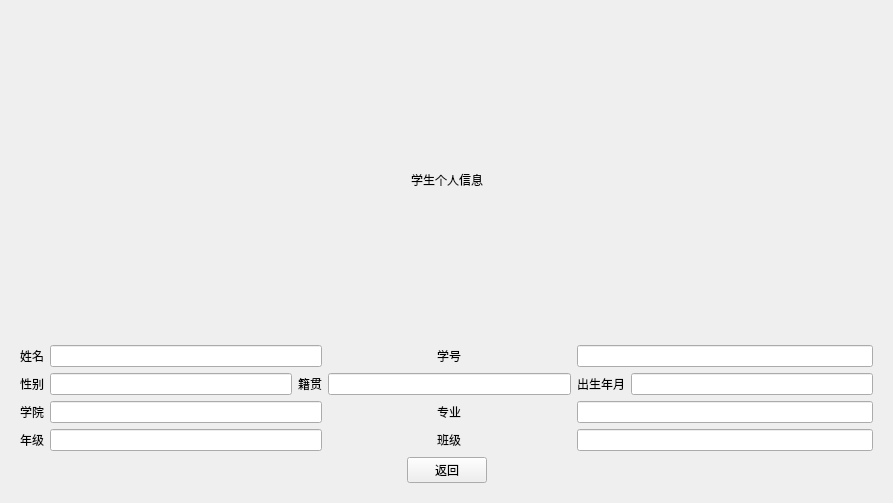
Old version of the form student.ui in the repository Database-Course-Developers/Educational_Administration_System.
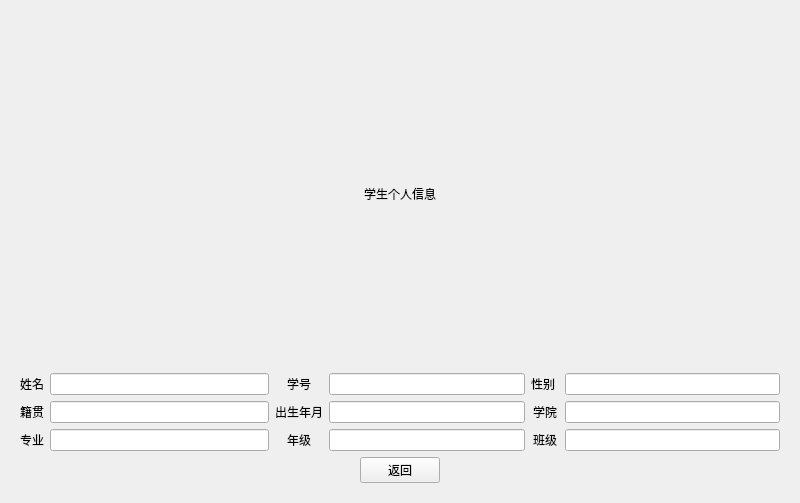
New version of the form. The open tabs and pages were chosen to show the change.

What changed in the file:
```diff
--- a/student.ui
+++ b/student.ui
@@ -6,7 +6,7 @@
    <rect>
     <x>0</x>
     <y>0</y>
-    <width>893</width>
+    <width>800</width>
     <height>503</height>
    </rect>
   </property>
@@ -179,96 +179,135 @@
         </layout>
        </item>
        <item>
-        <layout class="QGridLayout" name="gridLayout_2">
-         <item row="3" column="0">
-          <widget class="QLabel" name="label_12">
-           <property name="text">
-            <string>年级</string>
-           </property>
-          </widget>
-         </item>
-         <item row="3" column="3" alignment="Qt::AlignHCenter">
-          <widget class="QLabel" name="label_13">
-           <property name="text">
-            <string>班级</string>
-           </property>
-          </widget>
-         </item>
-         <item row="1" column="0">
-          <widget class="QLabel" name="label_6">
-           <property name="text">
-            <string>性别</string>
-           </property>
-          </widget>
-         </item>
-         <item row="0" column="3" alignment="Qt::AlignHCenter">
-          <widget class="QLabel" name="label_11">
-           <property name="text">
-            <string>学号</string>
-           </property>
-          </widget>
-         </item>
-         <item row="1" column="1">
-          <widget class="QLineEdit" name="lineEdit_3"/>
-         </item>
-         <item row="0" column="1" colspan="2">
-          <widget class="QLineEdit" name="lineEdit_2"/>
-         </item>
-         <item row="1" column="3">
-          <widget class="QLineEdit" name="lineEdit_4"/>
-         </item>
-         <item row="2" column="4" colspan="2">
-          <widget class="QLineEdit" name="lineEdit_7"/>
-         </item>
-         <item row="3" column="1" colspan="2">
-          <widget class="QLineEdit" name="lineEdit_9"/>
-         </item>
-         <item row="2" column="3" alignment="Qt::AlignHCenter">
-          <widget class="QLabel" name="label_10">
+        <layout class="QHBoxLayout" name="horizontalLayout_23">
+         <item>
+          <layout class="QGridLayout" name="gridLayout_7">
+           <item row="0" column="1">
+            <widget class="QLineEdit" name="stu_name"/>
+           </item>
+           <item row="2" column="0" alignment="Qt::AlignHCenter|Qt::AlignVCenter">
+            <widget class="QLabel" name="label_8">
+             <property name="styleSheet">
+              <string notr="true">font: 12pt &quot;AcadEref&quot;;</string>
+             </property>
            <property name="text">
             <string>专业</string>
            </property>
           </widget>
          </item>
-         <item row="3" column="4" colspan="2">
-          <widget class="QLineEdit" name="lineEdit_10"/>
-         </item>
-         <item row="1" column="5">
-          <widget class="QLineEdit" name="lineEdit_5"/>
-         </item>
-         <item row="0" column="4" colspan="2">
-          <widget class="QLineEdit" name="lineEdit_8"/>
-         </item>
-         <item row="1" column="2">
-          <widget class="QLabel" name="label_7">
+           <item row="1" column="1">
+            <widget class="QLineEdit" name="stu_home"/>
+           </item>
+           <item row="1" column="0" alignment="Qt::AlignHCenter|Qt::AlignVCenter">
+            <widget class="QLabel" name="label_10">
+             <property name="styleSheet">
+              <string notr="true">font: 12pt &quot;AcadEref&quot;;</string>
+             </property>
            <property name="text">
             <string>籍贯</string>
            </property>
           </widget>
          </item>
-         <item row="2" column="1" colspan="2">
+           <item row="2" column="1">
+            <widget class="QLineEdit" name="stu_major"/>
+           </item>
+           <item row="0" column="0" alignment="Qt::AlignHCenter|Qt::AlignVCenter">
+            <widget class="QLabel" name="label_9">
+             <property name="styleSheet">
+              <string notr="true">font: 12pt &quot;AcadEref&quot;;</string>
+             </property>
+             <property name="text">
+              <string>姓名</string>
+             </property>
+            </widget>
+           </item>
+          </layout>
+         </item>
+         <item>
+          <layout class="QGridLayout" name="gridLayout_2">
+           <item row="0" column="1">
+            <widget class="QLineEdit" name="stu_no"/>
+           </item>
+           <item row="1" column="1">
           <widget class="QLineEdit" name="lineEdit_6"/>
          </item>
-         <item row="1" column="4" alignment="Qt::AlignHCenter">
-          <widget class="QLabel" name="label_8">
+           <item row="1" column="0" alignment="Qt::AlignHCenter|Qt::AlignVCenter">
+            <widget class="QLabel" name="stu_birth">
+             <property name="styleSheet">
+              <string notr="true">font: 12pt &quot;AcadEref&quot;;</string>
+             </property>
            <property name="text">
             <string>出生年月</string>
            </property>
           </widget>
          </item>
-         <item row="2" column="0">
-          <widget class="QLabel" name="label_9">
+           <item row="0" column="0" alignment="Qt::AlignHCenter|Qt::AlignVCenter">
+            <widget class="QLabel" name="label_7">
+             <property name="styleSheet">
+              <string notr="true">font: 12pt &quot;AcadEref&quot;;</string>
+             </property>
+             <property name="text">
+              <string>学号</string>
+             </property>
+            </widget>
+           </item>
+           <item row="2" column="0" alignment="Qt::AlignHCenter|Qt::AlignVCenter">
+            <widget class="QLabel" name="stu_grade">
+             <property name="styleSheet">
+              <string notr="true">font: 12pt &quot;AcadEref&quot;;</string>
+             </property>
+             <property name="text">
+              <string>年级</string>
+             </property>
+            </widget>
+           </item>
+           <item row="2" column="1">
+            <widget class="QLineEdit" name="lineEdit_7"/>
+           </item>
+          </layout>
+         </item>
+         <item>
+          <layout class="QGridLayout" name="gridLayout_5">
+           <item row="1" column="0" alignment="Qt::AlignHCenter|Qt::AlignVCenter">
+            <widget class="QLabel" name="stu_college">
+             <property name="styleSheet">
+              <string notr="true">font: 12pt &quot;AcadEref&quot;;</string>
+             </property>
            <property name="text">
             <string>学院</string>
            </property>
           </widget>
          </item>
-         <item row="0" column="0">
-          <widget class="QLabel" name="label_5">
+           <item row="0" column="0" alignment="Qt::AlignRight|Qt::AlignVCenter">
+            <widget class="QLabel" name="stu_sex">
+             <property name="styleSheet">
+              <string notr="true">font: 12pt &quot;AcadEref&quot;;</string>
+             </property>
            <property name="text">
-            <string>姓名</string>
-           </property>
-          </widget>
+              <string>性别 </string>
+             </property>
+            </widget>
+           </item>
+           <item row="2" column="0" alignment="Qt::AlignHCenter|Qt::AlignVCenter">
+            <widget class="QLabel" name="stu_class">
+             <property name="styleSheet">
+              <string notr="true">font: 12pt &quot;AcadEref&quot;;</string>
+             </property>
+             <property name="text">
+              <string>班级</string>
+             </property>
+            </widget>
+           </item>
+           <item row="0" column="1">
+            <widget class="QLineEdit" name="lineEdit_3"/>
+           </item>
+           <item row="1" column="1">
+            <widget class="QLineEdit" name="lineEdit_8"/>
+           </item>
+           <item row="2" column="1">
+            <widget class="QLineEdit" name="lineEdit_9"/>
+           </item>
+          </layout>
          </item>
         </layout>
        </item>
```
Left out of the diff: 2 changed lines with no effect on the pictures. Lines whose indentation alone changed are shown as unchanged.
